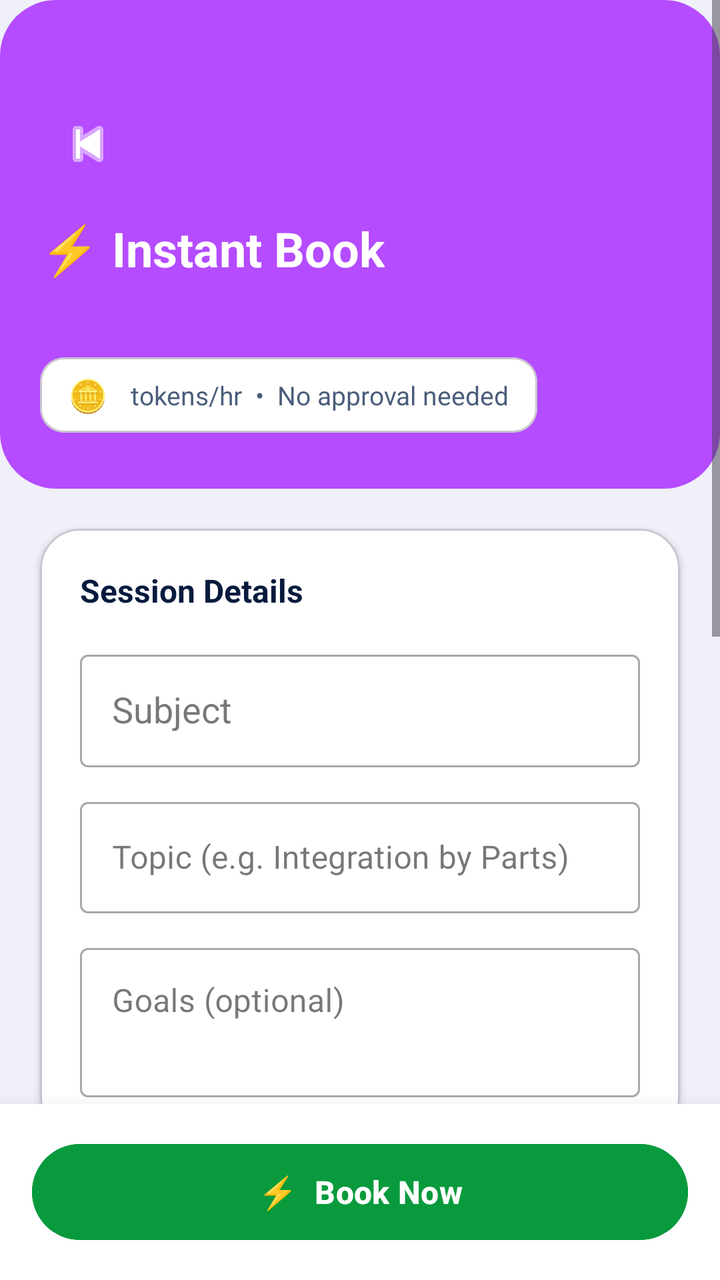
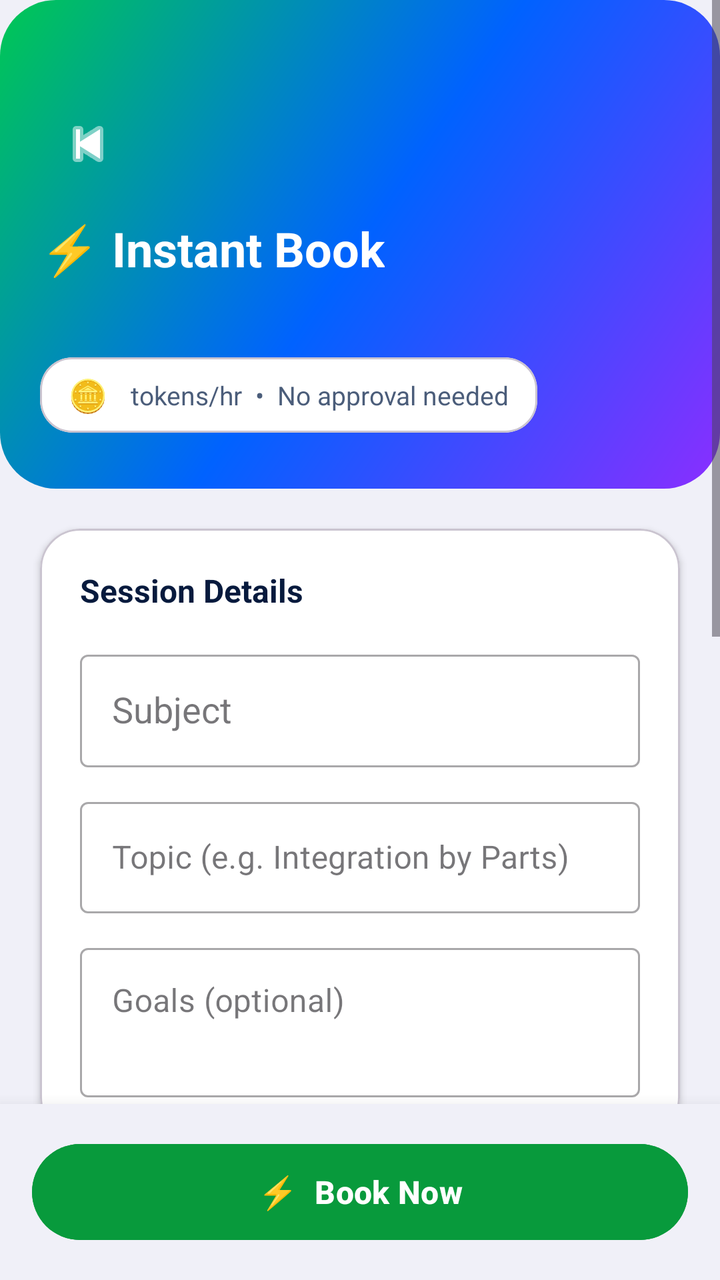

Two renders of the same Android screen: before a commit and after it. Below are the layout's source before the change and the commit's diff.
<!-- AndroidManifest.xml: application theme Theme.PeerTutoringApollo -->
<!-- res/layout/activity_instant_book.xml -->
<?xml version="1.0" encoding="utf-8"?>
<LinearLayout xmlns:android="http://schemas.android.com/apk/res/android"
    xmlns:app="http://schemas.android.com/apk/res-auto"
    android:layout_width="match_parent"
    android:layout_height="match_parent"
    android:orientation="vertical"
    android:background="#F0F0F8">

    <ScrollView
        android:layout_width="match_parent"
        android:layout_height="0dp"
        android:layout_weight="1">

        <LinearLayout
            android:layout_width="match_parent"
            android:layout_height="wrap_content"
            android:orientation="vertical">

            
            <RelativeLayout
                android:layout_width="match_parent"
                android:layout_height="wrap_content"
                android:background="@drawable/bg_button_gradient"
                android:paddingTop="48dp"
                android:paddingBottom="28dp"
                android:paddingHorizontal="20dp">

                <ImageButton
                    android:id="@+id/btnBack"
                    android:layout_width="48dp"
                    android:layout_height="48dp"
                    android:background="@android:color/transparent"
                    android:src="@android:drawable/ic_media_previous"
                    android:contentDescription="Back"
                    android:layout_alignParentStart="true"
                    android:layout_alignParentTop="true"
                    app:tint="#FFFFFF" />

                <LinearLayout
                    android:layout_width="match_parent"
                    android:layout_height="wrap_content"
                    android:orientation="vertical"
                    android:layout_below="@id/btnBack"
                    android:layout_marginTop="12dp">

                    <TextView
                        android:layout_width="wrap_content"
                        android:layout_height="wrap_content"
                        android:text="⚡ Instant Book"
                        android:textColor="#FFFFFF"
                        android:textSize="24sp"
                        android:textStyle="bold" />

                    <TextView
                        android:id="@+id/tvTutorName"
                        android:layout_width="wrap_content"
                        android:layout_height="wrap_content"
                        android:textColor="#CCFFFFFF"
                        android:textSize="15sp"
                        android:layout_marginTop="4dp" />

                    <com.google.android.material.card.MaterialCardView
                        android:layout_width="wrap_content"
                        android:layout_height="wrap_content"
                        android:layout_marginTop="14dp"
                        app:cardCornerRadius="12dp"
                        app:cardBackgroundColor="#FFFFFF"
                        app:cardElevation="0dp">

                        <LinearLayout
                            android:layout_width="wrap_content"
                            android:layout_height="wrap_content"
                            android:orientation="horizontal"
                            android:gravity="center_vertical"
                            android:paddingHorizontal="14dp"
                            android:paddingVertical="8dp">

                            <TextView
                                android:layout_width="wrap_content"
                                android:layout_height="wrap_content"
                                android:text="🪙  "
                                android:textSize="16sp" />

                            <TextView
                                android:id="@+id/tvRateLabel"
                                android:layout_width="wrap_content"
                                android:layout_height="wrap_content"
                                android:textColor="#071A3D"
                                android:textSize="16sp"
                                android:textStyle="bold" />

                            <TextView
                                android:layout_width="wrap_content"
                                android:layout_height="wrap_content"
                                android:text=" tokens/hr  •  No approval needed"
                                android:textColor="#4B5D7A"
                                android:textSize="13sp" />

                        </LinearLayout>
                    </com.google.android.material.card.MaterialCardView>
                </LinearLayout>
            </RelativeLayout>

            
            <com.google.android.material.card.MaterialCardView
                android:layout_width="match_parent"
                android:layout_height="wrap_content"
                android:layout_marginHorizontal="20dp"
                android:layout_marginTop="20dp"
                app:cardCornerRadius="20dp"
                app:cardBackgroundColor="#FFFFFF"
                app:cardElevation="2dp">

                <LinearLayout
                    android:layout_width="match_parent"
                    android:layout_height="wrap_content"
                    android:orientation="vertical"
                    android:padding="20dp">

                    <TextView
                        android:layout_width="wrap_content"
                        android:layout_height="wrap_content"
                        android:text="Session Details"
                        android:textStyle="bold"
                        android:textSize="16sp"
                        android:textColor="#071A3D"
                        android:layout_marginBottom="16dp" />

                    <com.google.android.material.textfield.TextInputLayout
                        android:layout_width="match_parent"
                        android:layout_height="wrap_content"
                        android:hint="Subject"
                        style="@style/Widget.MaterialComponents.TextInputLayout.OutlinedBox"
                        android:layout_marginBottom="12dp">

                        <AutoCompleteTextView
                            android:id="@+id/spinnerSubject"
                            android:layout_width="match_parent"
                            android:layout_height="wrap_content"
                            android:inputType="none"
                            android:paddingHorizontal="16dp"
                            android:paddingVertical="16dp" />
                    </com.google.android.material.textfield.TextInputLayout>

                    <com.google.android.material.textfield.TextInputLayout
                        android:layout_width="match_parent"
                        android:layout_height="wrap_content"
                        android:hint="Topic (e.g. Integration by Parts)"
                        style="@style/Widget.MaterialComponents.TextInputLayout.OutlinedBox"
                        android:layout_marginBottom="12dp">

                        <com.google.android.material.textfield.TextInputEditText
                            android:id="@+id/etTopic"
                            android:layout_width="match_parent"
                            android:layout_height="wrap_content" />
                    </com.google.android.material.textfield.TextInputLayout>

                    <com.google.android.material.textfield.TextInputLayout
                        android:layout_width="match_parent"
                        android:layout_height="wrap_content"
                        android:hint="Goals (optional)"
                        style="@style/Widget.MaterialComponents.TextInputLayout.OutlinedBox">

                        <com.google.android.material.textfield.TextInputEditText
                            android:id="@+id/etGoals"
                            android:layout_width="match_parent"
                            android:layout_height="wrap_content"
                            android:minLines="2"
                            android:gravity="top" />
                    </com.google.android.material.textfield.TextInputLayout>
                </LinearLayout>
            </com.google.android.material.card.MaterialCardView>

            
            <com.google.android.material.card.MaterialCardView
                android:layout_width="match_parent"
                android:layout_height="wrap_content"
                android:layout_marginHorizontal="20dp"
                android:layout_marginTop="16dp"
                app:cardCornerRadius="20dp"
                app:cardBackgroundColor="#FFFFFF"
                app:cardElevation="2dp">

                <LinearLayout
                    android:layout_width="match_parent"
                    android:layout_height="wrap_content"
                    android:orientation="vertical"
                    android:padding="20dp">

                    <TextView
                        android:layout_width="wrap_content"
                        android:layout_height="wrap_content"
                        android:text="Duration"
                        android:textStyle="bold"
                        android:textSize="16sp"
                        android:textColor="#071A3D"
                        android:layout_marginBottom="12dp" />

                    <LinearLayout
                        android:layout_width="match_parent"
                        android:layout_height="wrap_content"
                        android:orientation="horizontal">

                        <Button
                            android:id="@+id/btn30min"
                            android:layout_width="0dp"
                            android:layout_height="40dp"
                            android:layout_weight="1"
                            android:layout_marginEnd="8dp"
                            android:text="30m"
                            android:textSize="13sp"
                            android:backgroundTint="#F3F4F6"
                            android:textColor="#4B5D7A" />

                        <Button
                            android:id="@+id/btn45min"
                            android:layout_width="0dp"
                            android:layout_height="40dp"
                            android:layout_weight="1"
                            android:layout_marginEnd="8dp"
                            android:text="45m"
                            android:textSize="13sp"
                            android:backgroundTint="#F3F4F6"
                            android:textColor="#4B5D7A" />

                        <Button
                            android:id="@+id/btn60min"
                            android:layout_width="0dp"
                            android:layout_height="40dp"
                            android:layout_weight="1"
                            android:layout_marginEnd="8dp"
                            android:text="60m"
                            android:textSize="13sp"
                            android:backgroundTint="#F3F4F6"
                            android:textColor="#4B5D7A" />

                        <Button
                            android:id="@+id/btn90min"
                            android:layout_width="0dp"
                            android:layout_height="40dp"
                            android:layout_weight="1"
                            android:text="90m"
                            android:textSize="13sp"
                            android:backgroundTint="#F3F4F6"
                            android:textColor="#4B5D7A" />
                    </LinearLayout>

                    <TextView
                        android:id="@+id/tvCostPreview"
                        android:layout_width="match_parent"
                        android:layout_height="wrap_content"
                        android:layout_marginTop="12dp"
                        android:textColor="#8A2EFF"
                        android:textSize="14sp"
                        android:textStyle="bold"
                        android:gravity="center" />
                </LinearLayout>
            </com.google.android.material.card.MaterialCardView>

            
            <com.google.android.material.card.MaterialCardView
                android:layout_width="match_parent"
                android:layout_height="wrap_content"
                android:layout_marginHorizontal="20dp"
                android:layout_marginTop="16dp"
                android:layout_marginBottom="100dp"
                app:cardCornerRadius="20dp"
                app:cardBackgroundColor="#FFFFFF"
                app:cardElevation="2dp">

                <LinearLayout
                    android:layout_width="match_parent"
                    android:layout_height="wrap_content"
                    android:orientation="vertical"
                    android:padding="20dp">

                    <TextView
                        android:layout_width="wrap_content"
                        android:layout_height="wrap_content"
                        android:text="Pick a Time Slot"
                        android:textStyle="bold"
                        android:textSize="16sp"
                        android:textColor="#071A3D"
                        android:layout_marginBottom="4dp" />

                    <TextView
                        android:layout_width="wrap_content"
                        android:layout_height="wrap_content"
                        android:text="Next available occurrence of the selected slot will be booked"
                        android:textColor="#8B97A8"
                        android:textSize="12sp"
                        android:layout_marginBottom="16dp" />

                    <LinearLayout
                        android:id="@+id/layoutSlots"
                        android:layout_width="match_parent"
                        android:layout_height="wrap_content"
                        android:orientation="vertical" />

                    <TextView
                        android:id="@+id/tvNoSlots"
                        android:layout_width="match_parent"
                        android:layout_height="wrap_content"
                        android:text="This tutor has no available slots configured."
                        android:textColor="#8B97A8"
                        android:textSize="14sp"
                        android:gravity="center"
                        android:paddingVertical="12dp"
                        android:visibility="gone" />
                </LinearLayout>
            </com.google.android.material.card.MaterialCardView>

        </LinearLayout>
    </ScrollView>

    
    <LinearLayout
        android:layout_width="match_parent"
        android:layout_height="wrap_content"
        android:background="#FFFFFF"
        android:elevation="12dp"
        android:padding="16dp">

        <Button
            android:id="@+id/btnBookNow"
            android:layout_width="match_parent"
            android:layout_height="56dp"
            android:text="⚡  Book Now"
            android:textColor="#FFFFFF"
            android:textSize="16sp"
            android:textStyle="bold"
            android:backgroundTint="#089A3C"
            app:cornerRadius="28dp" />
    </LinearLayout>

</LinearLayout>
<!-- resources referenced by this layout -->
<resources>
  <!-- drawable bg_button_gradient (drawable) -->
  <?xml version="1.0" encoding="utf-8"?>
  <shape xmlns:android="http://schemas.android.com/apk/res/android">
      <gradient
          android:startColor="#B54CFF"
          android:endColor="#B54CFF"
          android:angle="0" />
      <corners android:radius="28dp" />
  </shape>
  <style name="Theme.PeerTutoringApollo" parent="Base.Theme.PeerTutoringApollo" />
  <style name="Base.Theme.PeerTutoringApollo" parent="Theme.Material3.DayNight.NoActionBar">
          
          
      </style>
</resources>

<!-- the commit's change to res/layout/activity_instant_book.xml (unified diff, before → after) -->
@@ -63,7 +63,7 @@
                         android:layout_width="wrap_content"
                         android:layout_height="wrap_content"
                         android:layout_marginTop="14dp"
-                        app:cardCornerRadius="12dp"
+                        app:cardCornerRadius="16dp"
                         app:cardBackgroundColor="#FFFFFF"
                         app:cardElevation="0dp">
 
@@ -316,8 +316,7 @@
     
     <LinearLayout
         android:layout_width="match_parent"
-        android:layout_height="wrap_content"
-        android:background="#FFFFFF"
+        android:layout_height="wrap_content" android:background="#F0F0F8"
         android:elevation="12dp"
         android:padding="16dp">
 
<!-- resource entries referenced after the edit -->
@@ -4,9 +4,10 @@
   <?xml version="1.0" encoding="utf-8"?>
   <shape xmlns:android="http://schemas.android.com/apk/res/android">
       <gradient
-          android:startColor="#B54CFF"
-          android:endColor="#B54CFF"
-          android:angle="0" />
+          android:startColor="#8A2EFF"
+          android:centerColor="#0062FF"
+          android:endColor="#00C853"
+          android:angle="135" />
       <corners android:radius="28dp" />
   </shape>
   <style name="Theme.PeerTutoringApollo" parent="Base.Theme.PeerTutoringApollo" />
